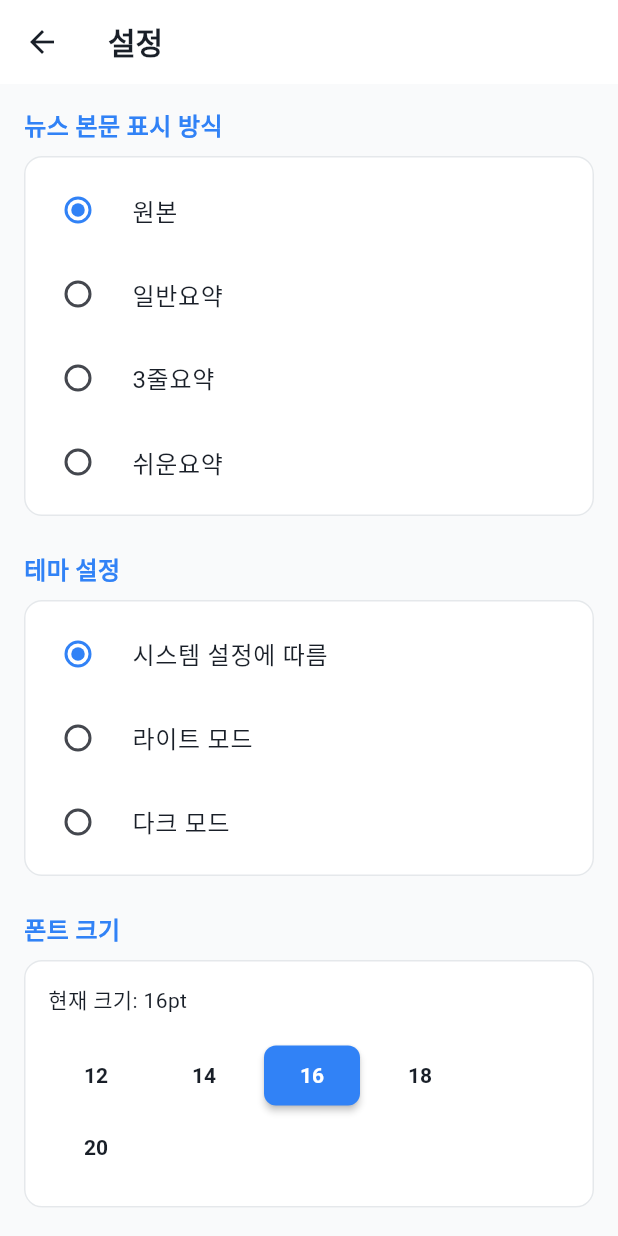
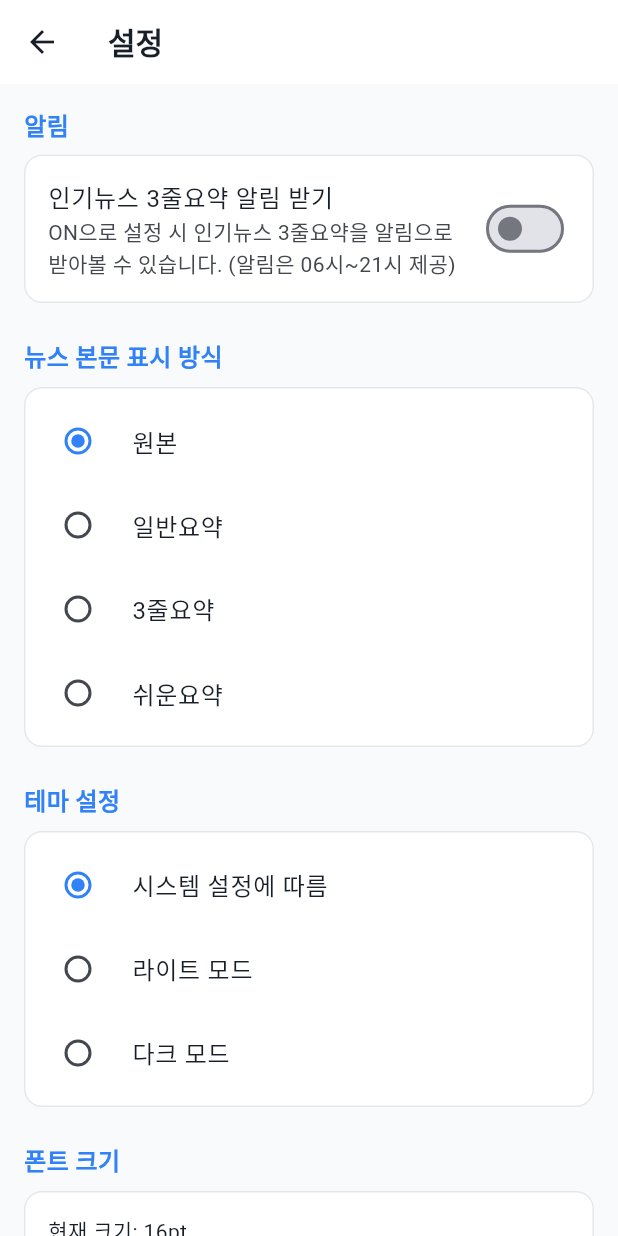
Before and after one commit to idlepoe/easy_news, a Flutter app: the screen it shows after launch, after a tap on the "settings" icon, on a phone screen of 412 x 824 dp. Run offline on Flutter 3.47's test engine with Material 3 defaults, Android fonts, the phone set to English and light mode, and no system bars; our stand-ins replace cached_network_image, dio, firebase_core, firebase_messaging, flutter_riverpod, flutter_tts and 5 more; accounts and stored records are empty; network calls fail.

Commit message:
fcm 알림 수신하기 기능 추가

```diff
--- a/lib/main.dart
+++ b/lib/main.dart
@@ -2,11 +2,28 @@ import 'package:flutter/material.dart';
 import 'package:flutter/services.dart';
 import 'package:flutter_riverpod/flutter_riverpod.dart';
 import 'package:intl/date_symbol_data_local.dart';
+import 'package:firebase_core/firebase_core.dart';
+import 'package:firebase_messaging/firebase_messaging.dart';
 import 'src/presentation/app.dart';
+import 'src/data/services/fcm_service.dart';
+import 'src/data/services/fcm_background_handler.dart';
 
 void main() async {
   WidgetsFlutterBinding.ensureInitialized();
   await initializeDateFormatting('ko_KR', null);
+
+  // Firebase 초기화
+  await Firebase.initializeApp();
+
+  // FCM 백그라운드 핸들러 등록
+  FirebaseMessaging.onBackgroundMessage(firebaseMessagingBackgroundHandler);
+
+  // FCM 서비스 초기화
+  final fcmService = FCMService();
+  await fcmService.initialize();
+  fcmService.handleForegroundMessage();
+  fcmService.handleBackgroundMessage();
+
   runApp(const MyApp());
 }
 
--- /dev/null
+++ b/lib/src/data/services/fcm_background_handler.dart
@@ -0,0 +1,13 @@
+import 'package:firebase_messaging/firebase_messaging.dart';
+import 'package:flutter/foundation.dart';
+
+/// FCM 백그라운드 메시지 처리 핸들러
+@pragma('vm:entry-point')
+Future<void> firebaseMessagingBackgroundHandler(RemoteMessage message) async {
+  if (kDebugMode) {
+    print('백그라운드 메시지 처리: ${message.messageId}');
+    print('제목: ${message.notification?.title}');
+    print('내용: ${message.notification?.body}');
+    print('데이터: ${message.data}');
+  }
+}
--- /dev/null
+++ b/lib/src/data/services/fcm_service.dart
@@ -0,0 +1,99 @@
+import 'package:firebase_messaging/firebase_messaging.dart';
+import 'package:flutter/foundation.dart';
+import 'package:logger/logger.dart';
+
+class FCMService {
+  static final FCMService _instance = FCMService._internal();
+  factory FCMService() => _instance;
+  FCMService._internal();
+
+  final FirebaseMessaging _firebaseMessaging = FirebaseMessaging.instance;
+  final Logger _logger = Logger();
+
+  /// FCM 초기화
+  Future<void> initialize() async {
+    try {
+      // 알림 권한 요청
+      NotificationSettings settings = await _firebaseMessaging
+          .requestPermission(
+            alert: true,
+            announcement: false,
+            badge: true,
+            carPlay: false,
+            criticalAlert: false,
+            provisional: false,
+            sound: true,
+          );
+
+      if (settings.authorizationStatus == AuthorizationStatus.authorized) {
+        _logger.i('FCM 알림 권한이 허용되었습니다.');
+      } else if (settings.authorizationStatus ==
+          AuthorizationStatus.provisional) {
+        _logger.i('FCM 임시 알림 권한이 허용되었습니다.');
+      } else {
+        _logger.w('FCM 알림 권한이 거부되었습니다.');
+      }
+
+      // FCM 토큰 가져오기
+      String? token = await _firebaseMessaging.getToken();
+      if (token != null) {
+        _logger.i('FCM Token: $token');
+      }
+
+      // 토큰 갱신 리스너
+      _firebaseMessaging.onTokenRefresh.listen((String token) {
+        _logger.i('FCM Token 갱신: $token');
+      });
+    } catch (e) {
+      _logger.e('FCM 초기화 실패: $e');
+    }
+  }
+
+  /// summary3lines 토픽 구독
+  Future<bool> subscribeToSummary3Lines() async {
+    try {
+      await _firebaseMessaging.subscribeToTopic('summary3lines');
+      _logger.i('summary3lines 토픽 구독 완료');
+      return true;
+    } catch (e) {
+      _logger.e('summary3lines 토픽 구독 실패: $e');
+      return false;
+    }
+  }
+
+  /// summary3lines 토픽 구독 해제
+  Future<bool> unsubscribeFromSummary3Lines() async {
+    try {
+      await _firebaseMessaging.unsubscribeFromTopic('summary3lines');
+      _logger.i('summary3lines 토픽 구독 해제 완료');
+      return true;
+    } catch (e) {
+      _logger.e('summary3lines 토픽 구독 해제 실패: $e');
+      return false;
+    }
+  }
+
+  /// 포그라운드 메시지 처리
+  void handleForegroundMessage() {
+    FirebaseMessaging.onMessage.listen((RemoteMessage message) {
+      _logger.i('포그라운드 메시지 수신: ${message.notification?.title}');
+
+      if (kDebugMode) {
+        print('Message data: ${message.data}');
+        print('Message notification: ${message.notification?.title}');
+        print('Message notification: ${message.notification?.body}');
+      }
+    });
+  }
+
+  /// 백그라운드 메시지 처리
+  void handleBackgroundMessage() {
+    FirebaseMessaging.onMessageOpenedApp.listen((RemoteMessage message) {
+      _logger.i('백그라운드 메시지에서 앱 열림: ${message.notification?.title}');
+
+      if (kDebugMode) {
+        print('Message data: ${message.data}');
+      }
+    });
+  }
+}
--- a/lib/src/presentation/controller/font_size_provider.dart
+++ b/lib/src/presentation/controller/font_size_provider.dart
@@ -1,5 +1,6 @@
 import 'package:flutter_riverpod/flutter_riverpod.dart';
 import 'package:shared_preferences/shared_preferences.dart';
+import '../../data/services/fcm_service.dart';
 
 const _fontSizeKey = 'font_size';
 const defaultFontSize = 16.0;
@@ -31,7 +32,9 @@ final fontSizeProvider = StateNotifierProvider<FontSizeNotifier, double>(
 
 // 뉴스 본문 표시 방식
 enum NewsBodyDisplayType { description, summary, summary3lines, easySummary }
+
 const _newsBodyDisplayKey = 'news_body_display_type';
+const _popularNewsNotifyKey = 'popular_news_notify';
 
 class NewsBodyDisplayNotifier extends StateNotifier<NewsBodyDisplayType> {
   NewsBodyDisplayNotifier() : super(NewsBodyDisplayType.description) {
@@ -56,6 +59,43 @@ class NewsBodyDisplayNotifier extends StateNotifier<NewsBodyDisplayType> {
   }
 }
 
-final newsBodyDisplayProvider = StateNotifierProvider<NewsBodyDisplayNotifier, NewsBodyDisplayType>(
-  (ref) => NewsBodyDisplayNotifier(),
-);
+final newsBodyDisplayProvider =
+    StateNotifierProvider<NewsBodyDisplayNotifier, NewsBodyDisplayType>(
+      (ref) => NewsBodyDisplayNotifier(),
+    );
+
+class PopularNewsNotifyNotifier extends StateNotifier<bool> {
+  final FCMService _fcmService = FCMService();
+
+  PopularNewsNotifyNotifier() : super(false) {
+    _load();
+  }
+
+  Future<void> _load() async {
+    final prefs = await SharedPreferences.getInstance();
+    state = prefs.getBool(_popularNewsNotifyKey) ?? false;
+
+    // 기존에 알림이 켜져 있었다면 토픽 구독 처리
+    if (state) {
+      await _fcmService.subscribeToSummary3Lines();
+    }
+  }
+
+  Future<void> setNotify(bool value) async {
+    state = value;
+    final prefs = await SharedPreferences.getInstance();
+    await prefs.setBool(_popularNewsNotifyKey, value);
+
+    // FCM 토픽 구독/해제 처리
+    if (value) {
+      await _fcmService.subscribeToSummary3Lines();
+    } else {
+      await _fcmService.unsubscribeFromSummary3Lines();
+    }
+  }
+}
+
+final popularNewsNotifyProvider =
+    StateNotifierProvider<PopularNewsNotifyNotifier, bool>(
+      (ref) => PopularNewsNotifyNotifier(),
+    );
--- a/lib/src/presentation/page/settings_screen.dart
+++ b/lib/src/presentation/page/settings_screen.dart
@@ -145,6 +145,7 @@ class _SettingsScreenState extends ConsumerState<SettingsScreen> {
     final themeMode = ref.watch(themeModeProvider);
     final isDark = themeMode == ThemeMode.dark;
     final newsBodyDisplay = ref.watch(newsBodyDisplayProvider);
+    final popularNewsNotify = ref.watch(popularNewsNotifyProvider);
 
     return Scaffold(
       appBar: AppBar(
@@ -164,6 +165,27 @@ class _SettingsScreenState extends ConsumerState<SettingsScreen> {
       body: ListView(
         padding: const EdgeInsets.all(16),
         children: [
+          // 인기뉴스 3줄요약 알림 토글 (카드형)
+          _buildSectionHeader('알림'),
+          Card(
+            child: ListTile(
+              contentPadding: const EdgeInsets.symmetric(
+                horizontal: 16,
+                vertical: 8,
+              ),
+              title: const Text('인기뉴스 3줄요약 알림 받기'),
+              subtitle: const Text(
+                'ON으로 설정 시 인기뉴스 3줄요약을 알림으로 받아볼 수 있습니다. (알림은 06시~21시 제공)',
+              ),
+              trailing: Switch(
+                value: popularNewsNotify,
+                onChanged: (v) =>
+                    ref.read(popularNewsNotifyProvider.notifier).setNotify(v),
+                activeColor: AppColors.primary,
+              ),
+            ),
+          ),
+          const SizedBox(height: 24),
           // 뉴스 본문 표시 방식 섹션
           _buildSectionHeader('뉴스 본문 표시 방식'),
           Card(
--- a/pubspec.yaml
+++ b/pubspec.yaml
@@ -33,6 +33,8 @@ dependencies:
   share_plus: ^7.2.1
   flutter_tts: ^4.2.3
   package_info_plus: ^8.0.0
+  flutter_local_notifications: ^17.1.2
+  firebase_messaging: ^15.1.3
 dev_dependencies:
   flutter_test:
     sdk: flutter
```
Also changed, not shown: 1 other file.
